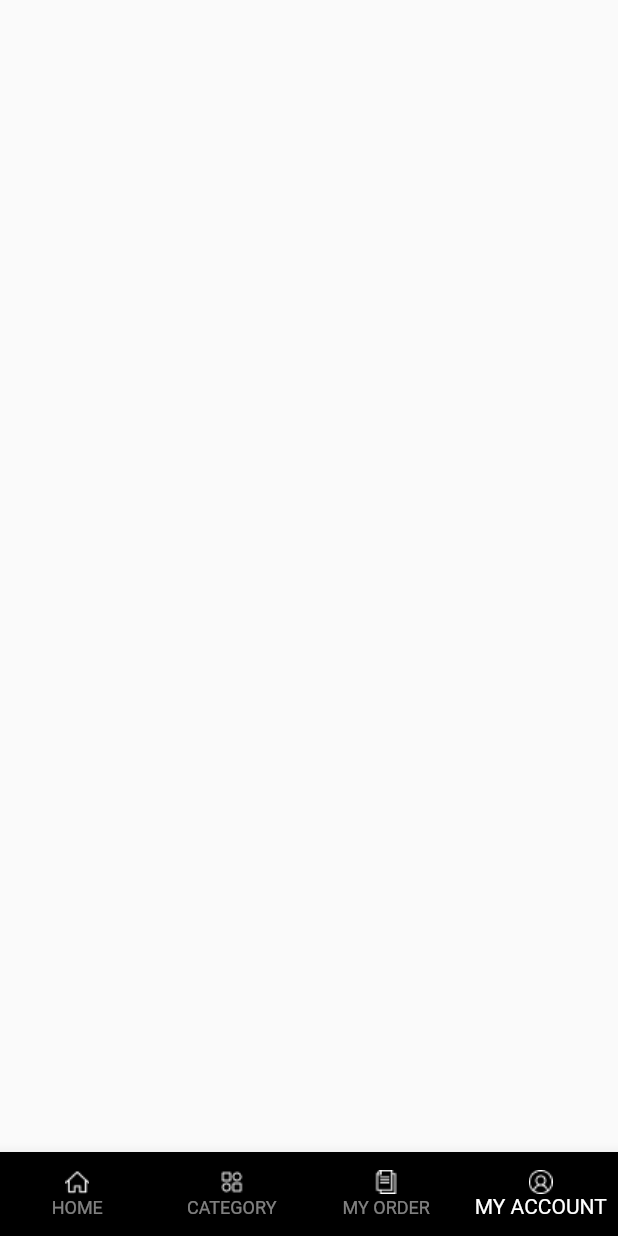
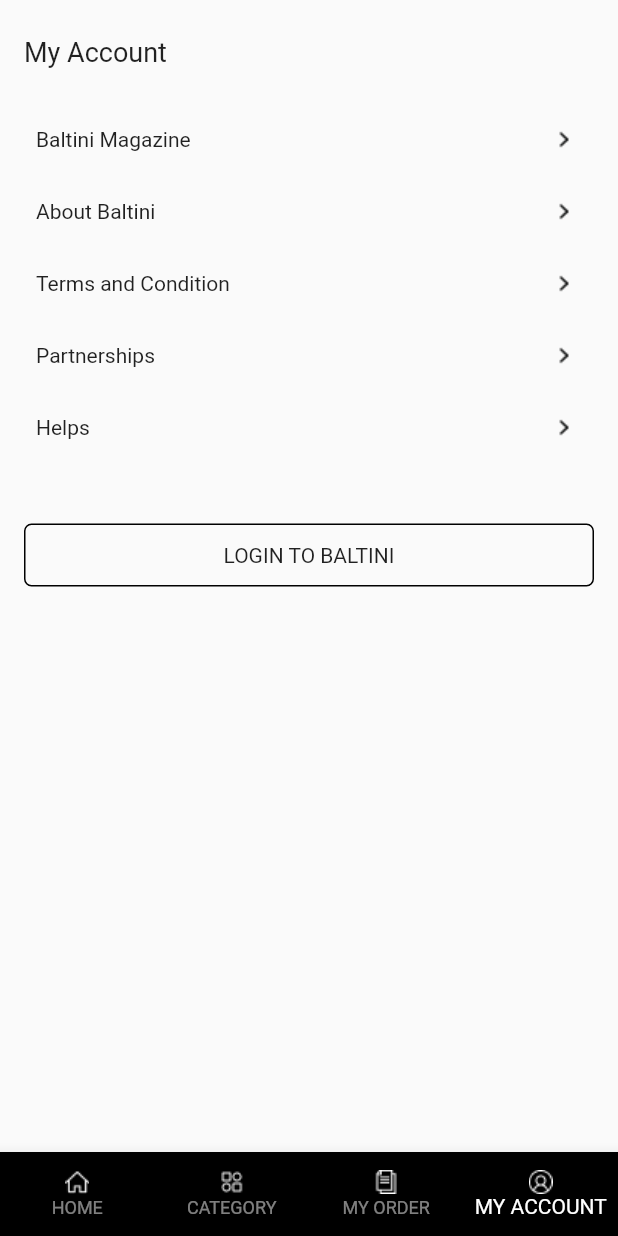
Before and after one commit to RobertoKreshna/baltini-flutter-apps, a Flutter app: the screen it shows after launch, swiped to page 4, on a phone screen of 412 x 824 dp. Run offline on Flutter 3.47's test engine with Material 2 defaults, Android fonts, the phone set to English and light mode, and no system bars; our stand-ins replace badges, carousel_slider, dio; network calls fail.

Commit message:
making my account, login, register, forgot pass ui

```diff
--- a/lib/app.dart
+++ b/lib/app.dart
@@ -1,5 +1,9 @@
+import 'package:baltini_flutter_apps/views/account/vm/account_vm.dart';
 import 'package:baltini_flutter_apps/views/cart/vm/cart_vm.dart';
+import 'package:baltini_flutter_apps/views/forgotpassword/vm/forgot_vm.dart';
 import 'package:baltini_flutter_apps/views/home/vm/home_vm.dart';
+import 'package:baltini_flutter_apps/views/login&register/vm/login_vm.dart';
+import 'package:baltini_flutter_apps/views/login&register/vm/register_vm.dart';
 import 'package:baltini_flutter_apps/views/product_detail/vm/detail_vm.dart';
 import 'package:baltini_flutter_apps/views/product_list/vm/list_vm.dart';
 import 'package:baltini_flutter_apps/views/search/vm/search_vm.dart';
@@ -22,6 +26,10 @@ class MyApp extends StatelessWidget {
         ChangeNotifierProvider<ChartVM>(create: (_) => ChartVM()),
         ChangeNotifierProvider<SearchVM>(create: (_) => SearchVM()),
         ChangeNotifierProvider<CartVM>(create: (_) => CartVM()),
+        ChangeNotifierProvider<AccountVM>(create: (_) => AccountVM()),
+        ChangeNotifierProvider<LoginVM>(create: (_) => LoginVM()),
+        ChangeNotifierProvider<ForgotVM>(create: (_) => ForgotVM()),
+        ChangeNotifierProvider<RegisterVM>(create: (_) => RegisterVM()),
       ],
       child: MaterialApp(
         initialRoute: '/',
--- a/lib/utils/route/route.dart
+++ b/lib/utils/route/route.dart
@@ -1,3 +1,6 @@
+import 'package:baltini_flutter_apps/views/forgotpassword/forgot_password_page.dart';
+import 'package:baltini_flutter_apps/views/login&register/login_page.dart';
+import 'package:baltini_flutter_apps/views/login&register/register_page.dart';
 import 'package:baltini_flutter_apps/views/cart/cart_page.dart';
 import 'package:baltini_flutter_apps/views/navbar/bottom_nav.dart';
 import 'package:baltini_flutter_apps/views/product_list/vm/list_vm.dart';
@@ -28,6 +31,12 @@ class RouteGenerator {
         return MaterialPageRoute(builder: (_) => SearchPage());
       case '/cart':
         return MaterialPageRoute(builder: (_) => CartPage());
+      case '/login':
+        return MaterialPageRoute(builder: (_) => LoginPage());
+      case '/register':
+        return MaterialPageRoute(builder: (_) => RegisterPage());
+      case '/forgotpassword':
+        return MaterialPageRoute(builder: (_) => ForgotPasswordPage());
       case '/shipreturn':
         return MaterialPageRoute(builder: (_) => ShipReturn());
       case '/authentic':
--- a/lib/views/account/account_page.dart
+++ b/lib/views/account/account_page.dart
@@ -1,12 +1,72 @@
+import 'package:baltini_flutter_apps/views/account/components/account_page_tile.dart';
+import 'package:baltini_flutter_apps/views/account/vm/account_vm.dart';
 import 'package:flutter/material.dart';
-import 'package:flutter/src/widgets/framework.dart';
-import 'package:flutter/src/widgets/placeholder.dart';
+import 'package:provider/provider.dart';
 
 class AccountPage extends StatelessWidget {
-  const AccountPage({super.key});
-
   @override
   Widget build(BuildContext context) {
-    return Scaffold();
+    return Scaffold(
+      body: Padding(
+        padding: EdgeInsets.symmetric(horizontal: 16.0),
+        child: SafeArea(
+          child: Consumer<AccountVM>(
+            builder: (context, vm, child) {
+              return Column(
+                crossAxisAlignment: CrossAxisAlignment.start,
+                children: [
+                  Padding(
+                    padding: EdgeInsets.symmetric(vertical: 24),
+                    child: Text(
+                      'My Account',
+                      style: TextStyle(fontSize: 18),
+                    ),
+                  ),
+                  vm.userLoggedin
+                      ? AccountPageTile('', 'My Profile')
+                      : Container(),
+                  vm.userLoggedin
+                      ? AccountPageTile('', 'My Address')
+                      : Container(),
+                  AccountPageTile('', 'Baltini Magazine'),
+                  AccountPageTile('', 'About Baltini'),
+                  AccountPageTile('', 'Terms and Condition'),
+                  AccountPageTile('', 'Partnerships'),
+                  AccountPageTile('', 'Helps'),
+                  SizedBox(
+                    height: 40,
+                  ),
+                  GestureDetector(
+                    onTap: () {
+                      Navigator.pushNamed(context, '/login');
+                    },
+                    child: Row(
+                      mainAxisAlignment: MainAxisAlignment.center,
+                      children: [
+                        Expanded(
+                          child: Container(
+                            decoration: BoxDecoration(
+                              border: Border.all(color: Colors.black),
+                              borderRadius: BorderRadius.circular(5),
+                            ),
+                            child: Padding(
+                              padding: EdgeInsets.symmetric(vertical: 12.0),
+                              child: Text(
+                                'Login to Baltini'.toUpperCase(),
+                                textAlign: TextAlign.center,
+                              ),
+                            ),
+                          ),
+                        ),
+                      ],
+                    ),
+                  )
+                ],
+              );
+            },
+          ),
+        ),
+      ),
+    );
   }
 }
--- /dev/null
+++ b/lib/views/account/components/account_page_tile.dart
@@ -0,0 +1,27 @@
+import 'package:baltini_flutter_apps/utils/const/asset_path.dart';
+import 'package:flutter/material.dart';
+import 'package:flutter/src/widgets/framework.dart';
+import 'package:flutter/src/widgets/placeholder.dart';
+
+class AccountPageTile extends StatelessWidget {
+  String path;
+  String name;
+
+  AccountPageTile(this.path, this.name);
+
+  @override
+  Widget build(BuildContext context) {
+    return Padding(
+      padding: EdgeInsets.symmetric(horizontal: 8.0, vertical: 12.0),
+      child: Row(
+        mainAxisAlignment: MainAxisAlignment.spaceBetween,
+        children: [
+          Text(name),
+          Container(
+            child: Image.asset(arrowright),
+          ),
+        ],
+      ),
+    );
+  }
+}
--- /dev/null
+++ b/lib/views/account/vm/account_vm.dart
@@ -0,0 +1,10 @@
+import 'package:flutter/material.dart';
+
+class AccountVM extends ChangeNotifier {
+  bool userLoggedin = false;
+
+  setAccount(bool value) {
+    this.userLoggedin = value;
+    notifyListeners();
+  }
+}
--- /dev/null
+++ b/lib/views/forgotpassword/vm/forgot_vm.dart
@@ -0,0 +1,5 @@
+import 'package:flutter/material.dart';
+
+class ForgotVM extends ChangeNotifier {
+  var email = TextEditingController();
+}
--- /dev/null
+++ b/lib/views/login&register/vm/login_vm.dart
@@ -0,0 +1,13 @@
+import 'package:flutter/material.dart';
+
+class LoginVM extends ChangeNotifier {
+  var email = TextEditingController();
+  var pass = TextEditingController();
+
+  bool passVisible = false;
+
+  toggleVisibile() {
+    passVisible = !passVisible;
+    notifyListeners();
+  }
+}
--- /dev/null
+++ b/lib/views/login&register/vm/register_vm.dart
@@ -0,0 +1,15 @@
+import 'package:flutter/material.dart';
+
+class RegisterVM extends ChangeNotifier {
+  var firstName = TextEditingController();
+  var lastName = TextEditingController();
+  var email = TextEditingController();
+  var pass = TextEditingController();
+
+  bool passVisible = false;
+
+  toggleVisibile() {
+    passVisible = !passVisible;
+    notifyListeners();
+  }
+}
```
Also changed, not shown: lib/views/account/components/button.dart (added, +38 -0 lines), lib/views/forgotpassword/forgot_password_page.dart (added, +65 -0 lines), lib/views/login&register/components/textfield.dart (added, +59 -0 lines), lib/views/login&register/login_page.dart (added, +93 -0 lines), lib/views/login&register/register_page.dart (added, +106 -0 lines).
